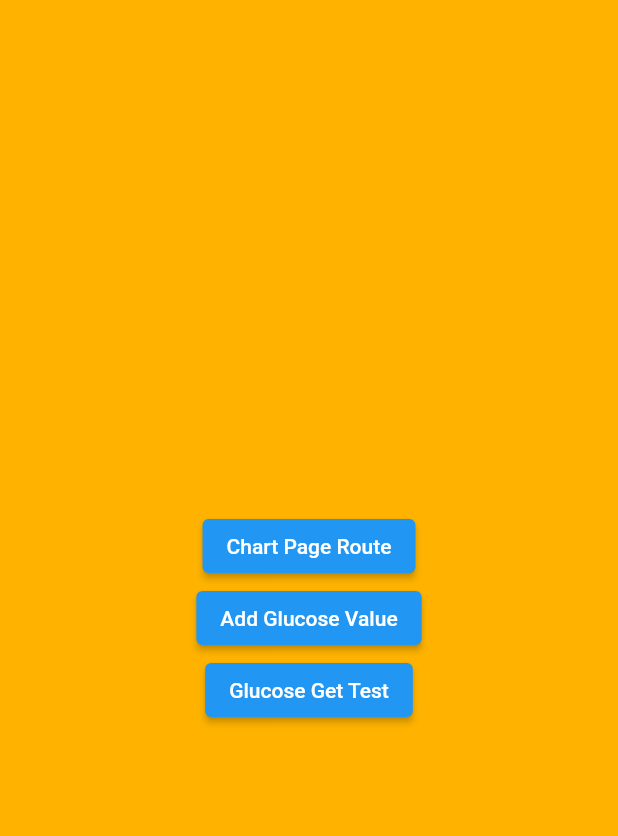
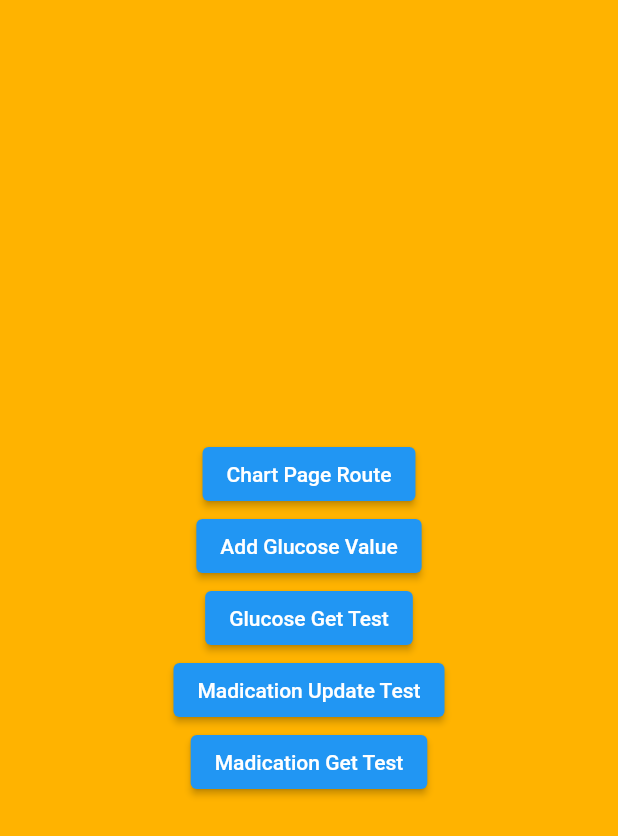
Before and after one commit to JustMax7CB/Gluc-Safe, a Flutter app: the GlucosePage screen opened by its route, on a phone screen of 412 x 824 dp. Shown: the top 836 px of the screen. Run offline on Flutter 3.47's test engine with Material 2 defaults, Android fonts, the phone set to English and light mode, and no system bars; our stand-ins replace cloud_firestore, dropdown_button2, firebase_auth, firebase_core, font_awesome_flutter, get_it and 4 more; missing offline and left inert: age_calculator; accounts and stored records are empty.

Commit message:
class medReminder

```diff
--- /dev/null
+++ b/lib/Models/MedReminder.dart
@@ -0,0 +1,25 @@
+import 'package:flutter/material.dart';
+import 'package:gluc_safe/Models/enums/days.dart';
+
+class MedReminder{
+  late Day _day;
+  late TimeOfDay _time;
+
+  MedReminder(Day day,TimeOfDay time) {
+    _day=day;
+    _time=time;
+  }
+
+  get day => _day;
+  get time => _time;
+}
+
+class MedReminders{
+  late List<MedReminder> _reminders;
+
+  MedReminders(List<MedReminder> reminders) {
+    _reminders=reminders;
+  }
+
+  get reminders => _reminders;
+}
--- /dev/null
+++ b/lib/Models/enums/days.dart
@@ -0,0 +1,9 @@
+enum Day{
+  Sunday,
+  Monday,
+  Tuesday,
+  Wednesday,
+  Thursday,
+  Friday,
+  Saturday,
+}
--- a/lib/Models/medications.dart
+++ b/lib/Models/medications.dart
@@ -1,13 +1,12 @@
-import 'package:flutter/material.dart';
-
+import 'package:gluc_safe/Models/MedReminder.dart';
 class Medication {
   late String _medicationName;
   late int _numOfPills;
   late int _perDay;
-  late List<TimeOfDay> _reminders;
+  late MedReminders _reminders;
 
   Medication(
-      String medName, int numOfPills, int perDay, List<TimeOfDay> reminders) {
+      String medName, int numOfPills, int perDay, MedReminders reminders) {
     _medicationName = medName;
     _numOfPills = numOfPills;
     _perDay = perDay;
--- a/lib/main.dart
+++ b/lib/main.dart
@@ -39,6 +39,7 @@ Future<void> main() async {
         '/profile': (context) => ProfilePage(),
         '/chart': (context) => const ChartPage(),
         '/glucose': (context) => GlucosePage(),
+        '/medications':(context) => const MedicationPage(),
       },
     ),
   );
--- a/lib/screens/glucosePage.dart
+++ b/lib/screens/glucosePage.dart
@@ -1,13 +1,17 @@
 import 'package:flutter/material.dart';
 import 'package:font_awesome_flutter/font_awesome_flutter.dart';
 import 'package:get_it/get_it.dart';
+import 'package:gluc_safe/Models/MedReminder.dart';
 import 'package:gluc_safe/Models/enums/mealsEnum.dart';
 import 'package:gluc_safe/Models/glucose.dart';
+import 'package:gluc_safe/Models/medications.dart';
 import 'package:gluc_safe/Models/user.dart';
 import 'package:gluc_safe/services/database.dart';
 import 'package:gluc_safe/widgets/dropdown.dart';
 import 'package:intl/intl.dart';
 import 'dart:developer' as dev;
+
+import '../Models/enums/days.dart';
 
 class GlucosePage extends StatefulWidget {
   GlucosePage({super.key});
@@ -106,6 +110,22 @@ class _GlucosePageState extends State<GlucosePage> {
             },
             child: const Text("Glucose Get Test"),
           ),
+          ElevatedButton(
+              onPressed: () {
+                MedReminder m1=MedReminder(Day.Thursday,TimeOfDay(hour: 19,minute:05));
+                MedReminder m2=MedReminder(Day.Thursday,TimeOfDay(hour: 6,minute:30));
+                MedReminders m=MedReminders([m1,m2]);
+                Medication med = Medication("Optalgin",1,2,m);
+                _firebaseService!.saveMedicationData(med);
+              },
+              child: const Text("Madication Update Test"),
+            ),
+            ElevatedButton(
+              onPressed: () {
+                _firebaseService!.getMedicationData();
+              },
+              child: const Text("Madication Get Test"),
+            ),
         ],
       ),
     );
--- a/lib/screens/screens.dart
+++ b/lib/screens/screens.dart
@@ -4,3 +4,4 @@ export 'register.dart';
 export 'userDetails.dart';
 export 'userProfile.dart';
 export 'chartPage.dart';
+export 'Medications.dart';
```
Also changed, not shown: lib/screens/Medications.dart (added, +89 -0 lines), lib/services/database.dart (+5 -2 lines).
